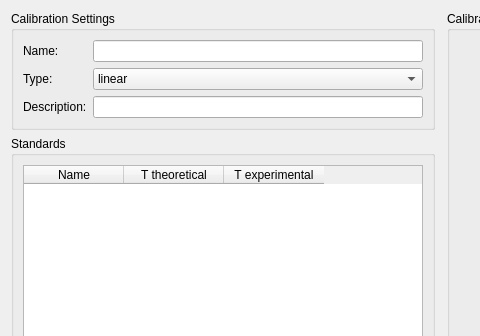
First picture: the form in assets/calibration_editor_dialog.ui, repository ioyurev/vta-collection, before the edit; both pictures show x 0 to 480 and y 0 to 336 of the 1179 by 600 pixel window.
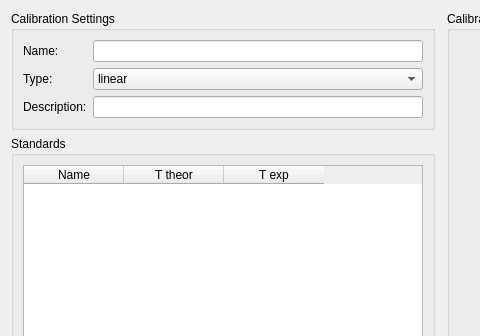
Second picture: the form after the edit.

Commit message:
refactor: shorten temperature labels and clean up calibration code
- Shorten UI labels from "T theoretical"/"T experimental" to "T theor"/"T exp"
- Update variable names throughout calibration editor for consistency
- Fix X-axis range to 0-2500°C for calibration curve plotting
- Synchronize X-axis ranges between main plot and residuals plot
- Remove unused signals and methods from calibration manager
- Delete unused update_compensation method from cold junction compensator

The edit to the form file:
```diff
--- a/assets/calibration_editor_dialog.ui
+++ b/assets/calibration_editor_dialog.ui
@@ -121,12 +121,12 @@
           </column>
           <column>
            <property name="text">
-            <string>T theoretical</string>
+            <string>T theor</string>
            </property>
           </column>
           <column>
            <property name="text">
-            <string>T experimental</string>
+            <string>T exp</string>
            </property>
           </column>
          </widget>
```
The commit also changes 3 other files.
